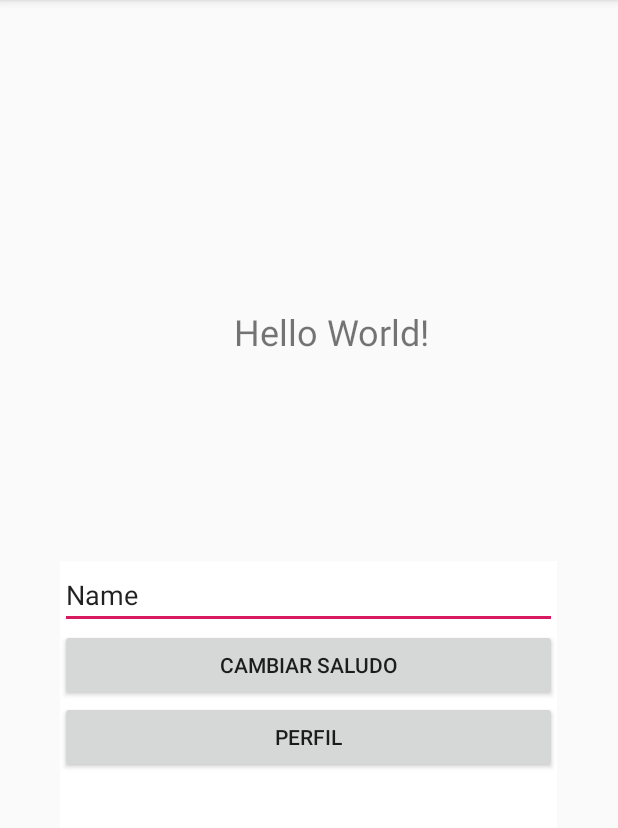
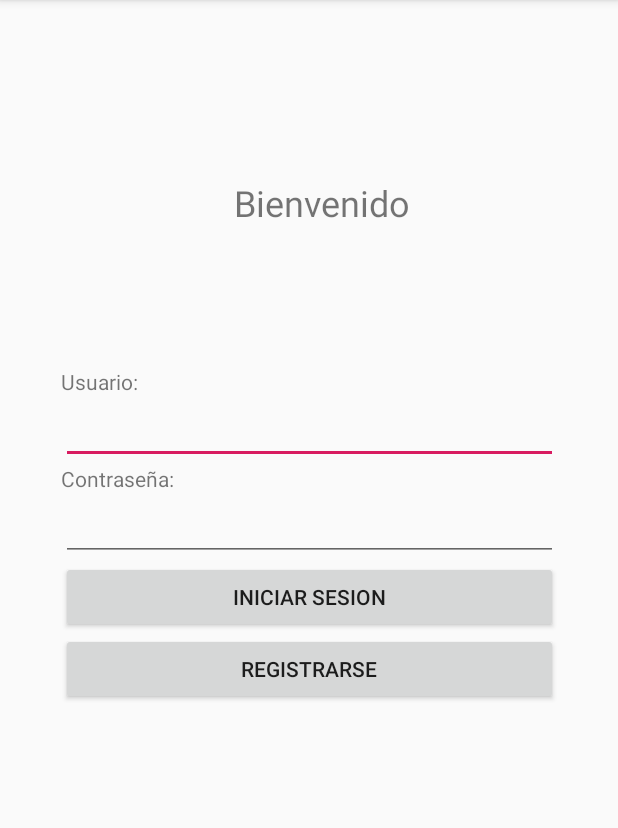
Before and after one commit to Pablogallardo1510/pgapp3, an Android app: the screen it shows after launch (MainActivity), on a phone screen of 412 x 824 dp, the part 84-912 px from its top. Run offline under Robolectric (Android 15) with nearby library versions, the phone set to English and light mode, and no system bars.

Commit message:
nuevo proyecto

```diff
--- a/app/src/main/AndroidManifest.xml
+++ b/app/src/main/AndroidManifest.xml
@@ -12,7 +12,9 @@
 
         <activity android:name=".SegundoActivity"/>
         <activity android:name=".TercerActivity"/>
+        <activity android:name=".PrimerActivity"></activity>
         <activity android:name=".MainActivity">
+
             <intent-filter>
                 <action android:name="android.intent.action.MAIN" />
 
--- a/app/src/main/java/com/example/pgapp3/TercerActivity.java
+++ b/app/src/main/java/com/example/pgapp3/TercerActivity.java
@@ -28,8 +28,7 @@ public class TercerActivity extends AppCompatActivity {
         edad = (EditText)findViewById(R.id.editedad);
         masculino = (RadioButton)findViewById(R.id.radioButton);
         femenino = (RadioButton)findViewById(R.id.radioButton2);
-        p = (ProgressBar)findViewById(R.id.progressBar);
-        t =(TextView) findViewById(R.id.porcentaje);
+
         dis = (CheckBox)findViewById(R.id.checkBox2);
     }
     public void Volver(View view2){
--- a/app/src/main/res/layout/activity_main.xml
+++ b/app/src/main/res/layout/activity_main.xml
@@ -2,6 +2,7 @@
 <androidx.constraintlayout.widget.ConstraintLayout xmlns:android="http://schemas.android.com/apk/res/android"
     xmlns:app="http://schemas.android.com/apk/res-auto"
     xmlns:tools="http://schemas.android.com/tools"
+    android:id="@+id/fondo"
     android:layout_width="match_parent"
     android:layout_height="match_parent"
     tools:context=".MainActivity">
@@ -12,48 +13,66 @@
         android:layout_height="wrap_content"
         android:layout_marginStart="156dp"
         android:layout_marginLeft="156dp"
-        android:layout_marginTop="68dp"
-        android:text="Hello World!"
+        android:text="Bienvenido"
         android:textSize="24sp"
         app:layout_constraintBottom_toTopOf="@+id/linearLayout"
+        app:layout_constraintEnd_toEndOf="parent"
+        app:layout_constraintHorizontal_bias="0.0"
         app:layout_constraintStart_toStartOf="parent"
-        app:layout_constraintTop_toTopOf="parent" />
+        app:layout_constraintTop_toTopOf="parent"
+        app:layout_constraintVertical_bias="0.561" />
 
     <LinearLayout
         android:id="@+id/linearLayout"
         android:layout_width="331dp"
         android:layout_height="326dp"
-        android:layout_marginStart="40dp"
-        android:layout_marginLeft="40dp"
-        android:layout_marginBottom="68dp"
-        android:background="#FFFFFF"
+        android:background="#00FFFFFF"
         android:orientation="vertical"
         app:layout_constraintBottom_toBottomOf="parent"
         app:layout_constraintEnd_toEndOf="parent"
-        app:layout_constraintHorizontal_bias="0.0"
-        app:layout_constraintStart_toStartOf="parent">
+        app:layout_constraintStart_toStartOf="parent"
+        app:layout_constraintTop_toTopOf="parent"
+        app:layout_constraintVertical_bias="0.553">
+
+        <TextView
+            android:id="@+id/textView5"
+            android:layout_width="match_parent"
+            android:layout_height="wrap_content"
+            android:text="Usuario:" />
 
         <EditText
             android:id="@+id/editText"
             android:layout_width="match_parent"
             android:layout_height="wrap_content"
             android:ems="10"
-            android:inputType="textPersonName"
-            android:text="Name" />
+            android:inputType="textPersonName" />
+
+        <TextView
+            android:id="@+id/textView7"
+            android:layout_width="match_parent"
+            android:layout_height="wrap_content"
+            android:text="Contraseña:" />
+
+        <EditText
+            android:id="@+id/editText2"
+            android:layout_width="match_parent"
+            android:layout_height="wrap_content"
+            android:ems="10"
+            android:inputType="numberPassword" />
 
         <Button
             android:id="@+id/button2"
             android:layout_width="match_parent"
             android:layout_height="wrap_content"
-            android:onClick="Newsaludo"
-            android:text="Cambiar Saludo" />
+            android:onClick="Siguiente"
+            android:text="Iniciar sesion" />
 
         <Button
             android:id="@+id/button"
             android:layout_width="match_parent"
             android:layout_height="wrap_content"
-            android:onClick="Siguiente"
-            android:text="Perfil" />
+            android:onClick="Registrar"
+            android:text="Registrarse" />
     </LinearLayout>
 
 </androidx.constraintlayout.widget.ConstraintLayout>
```
Also changed, not shown: app/src/main/java/com/example/pgapp3/MainActivity.java (+53 -9 lines), app/src/main/java/com/example/pgapp3/PrimerActivity.java (added, +47 -0 lines), app/src/main/java/com/example/pgapp3/SQLHelper.java (added, +25 -0 lines), app/src/main/res/layout/primer_main.xml (added, +51 -0 lines), app/src/main/res/layout/tercer_main.xml (+19 -49 lines).
